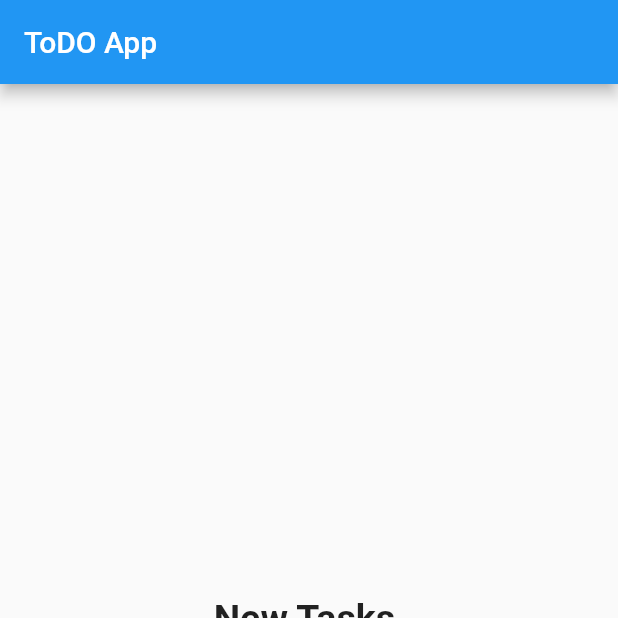
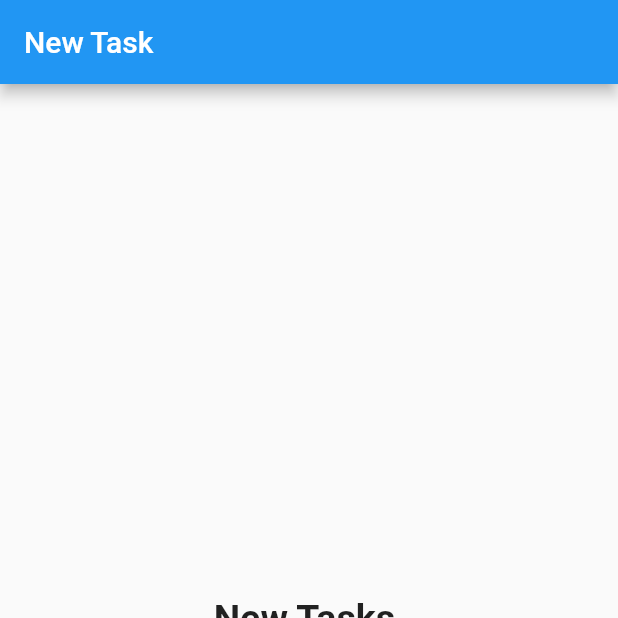
Before and after one commit to ahossny61/ToDoApp-Flutter-, a Flutter app: the screen it shows after launch, on a phone screen of 412 x 824 dp, the top half of it. Run offline on Flutter 3.47's test engine with Material 2 defaults, Android fonts, the phone set to English and light mode, and no system bars.

Commit message:
Create changes on body and title in home layout

```diff
--- a/lib/layout/home_layout.dart
+++ b/lib/layout/home_layout.dart
@@ -1,6 +1,8 @@
 
 import 'package:flutter/cupertino.dart';
 import 'package:flutter/material.dart';
+import 'package:todoapp/modules/archived_tasks/archived_tasks_screen.dart';
+import 'package:todoapp/modules/done_tasks/done_tasks_screen.dart';
 import 'package:todoapp/modules/new_tasks/new_tasks_screen.dart';
 
 class HomeLayout extends StatefulWidget{
@@ -10,13 +12,23 @@ class HomeLayout extends StatefulWidget{
 
 class _HomeLayoutState extends State<HomeLayout> {
   int currentIndex=0;
+  List<Widget> screens=[
+    NewTasksScreen(),
+    DoneTasksScreen(),
+    ArchiveTasksScreen(),
+  ];
+  List<String>titles=[
+    'New Task',
+    'Done Task',
+    'Archived Task',
+  ];
   @override
   Widget build(BuildContext context) {
     return Scaffold(
       appBar: AppBar(
-        title: Text('ToDO App'),
+        title: Text(titles[currentIndex]),
       ),
-      body: NewTasksScreen(),
+      body: screens[currentIndex],
       floatingActionButton: FloatingActionButton(
         onPressed: (){},
         child:Icon(
```
